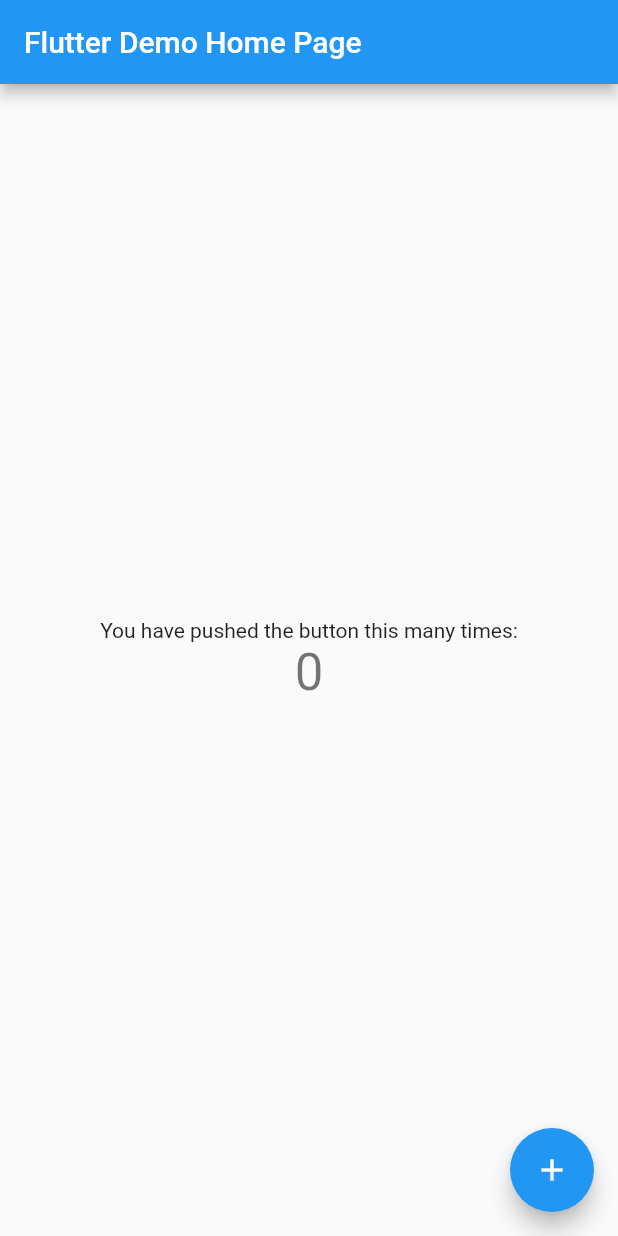
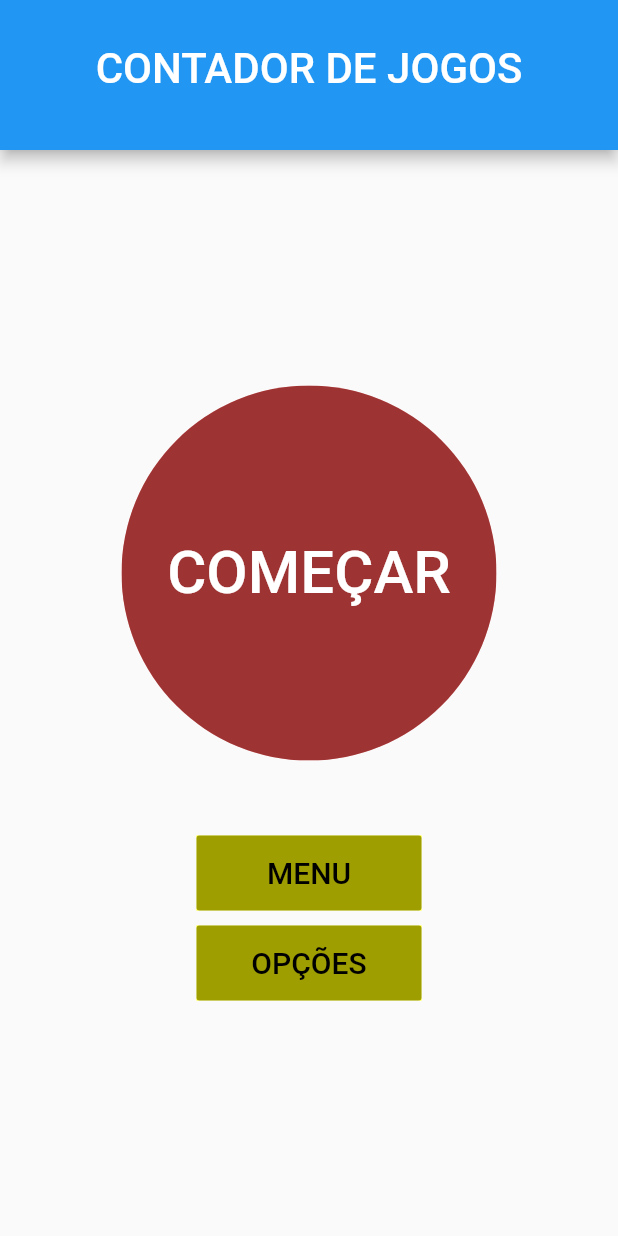
Before and after one commit to csnoboa/contador_de_jogos, a Flutter app: the screen it shows after launch, on a phone screen of 412 x 824 dp. Run offline on Flutter 3.47's test engine with Material 2 defaults, Android fonts, the phone set to English and light mode, and no system bars.

Commit message:
first page

```diff
--- a/lib/main.dart
+++ b/lib/main.dart
@@ -9,105 +9,83 @@
   @override
   Widget build(BuildContext context) {
     return MaterialApp(
-      title: 'Flutter Demo',
+      title: 'Contador de Jogos',
       theme: ThemeData(
-        // This is the theme of your application.
-        //
-        // Try running your application with "flutter run". You'll see the
-        // application has a blue toolbar. Then, without quitting the app, try
-        // changing the primarySwatch below to Colors.green and then invoke
-        // "hot reload" (press "r" in the console where you ran "flutter run",
-        // or simply save your changes to "hot reload" in a Flutter IDE).
-        // Notice that the counter didn't reset back to zero; the application
-        // is not restarted.
         primarySwatch: Colors.blue,
       ),
-      home: MyHomePage(title: 'Flutter Demo Home Page'),
+      home: MyHomePage(),
     );
   }
 }
 
 class MyHomePage extends StatefulWidget {
-  MyHomePage({Key key, this.title}) : super(key: key);
-
-  // This widget is the home page of your application. It is stateful, meaning
-  // that it has a State object (defined below) that contains fields that affect
-  // how it looks.
-
-  // This class is the configuration for the state. It holds the values (in this
-  // case the title) provided by the parent (in this case the App widget) and
-  // used by the build method of the State. Fields in a Widget subclass are
-  // always marked "final".
-
-  final String title;
-
+  MyHomePage({Key key}) : super(key: key);
   @override
   _MyHomePageState createState() => _MyHomePageState();
 }
 
 class _MyHomePageState extends State<MyHomePage> {
-  int _counter = 0;
-
-  void _incrementCounter() {
-    setState(() {
-      // This call to setState tells the Flutter framework that something has
-      // changed in this State, which causes it to rerun the build method below
-      // so that the display can reflect the updated values. If we changed
-      // _counter without calling setState(), then the build method would not be
-      // called again, and so nothing would appear to happen.
-      _counter++;
-    });
-  }
-
   @override
   Widget build(BuildContext context) {
-    // This method is rerun every time setState is called, for instance as done
-    // by the _incrementCounter method above.
-    //
-    // The Flutter framework has been optimized to make rerunning build methods
-    // fast, so that you can just rebuild anything that needs updating rather
-    // than having to individually change instances of widgets.
     return Scaffold(
-      appBar: AppBar(
-        // Here we take the value from the MyHomePage object that was created by
-        // the App.build method, and use it to set our appbar title.
-        title: Text(widget.title),
+      appBar: PreferredSize(
+        preferredSize: Size.fromHeight(100),
+        child: AppBar(
+          title: Padding(
+            padding: const EdgeInsets.only(top: 35.0),
+            child: Text('CONTADOR DE JOGOS', style: TextStyle(fontSize: 28)),
+          ),
+          centerTitle: true,
+        ),
       ),
       body: Center(
-        // Center is a layout widget. It takes a single child and positions it
-        // in the middle of the parent.
         child: Column(
-          // Column is also a layout widget. It takes a list of children and
-          // arranges them vertically. By default, it sizes itself to fit its
-          // children horizontally, and tries to be as tall as its parent.
-          //
-          // Invoke "debug painting" (press "p" in the console, choose the
-          // "Toggle Debug Paint" action from the Flutter Inspector in Android
-          // Studio, or the "Toggle Debug Paint" command in Visual Studio Code)
-          // to see the wireframe for each widget.
-          //
-          // Column has various properties to control how it sizes itself and
-          // how it positions its children. Here we use mainAxisAlignment to
-          // center the children vertically; the main axis here is the vertical
-          // axis because Columns are vertical (the cross axis would be
-          // horizontal).
           mainAxisAlignment: MainAxisAlignment.center,
           children: <Widget>[
-            Text(
-              'You have pushed the button this many times:',
+            ClipOval(
+              child: Container(
+                color: Colors.redAccent,
+                width: 250,
+                height: 250,
+                child: RaisedButton(
+                  onPressed: null,
+                  child: Text('COMEÇAR',
+                      style: TextStyle(
+                        fontSize: 40,
+                        color: Colors.white,
+                      )),
+                ),
+              ),
             ),
-            Text(
-              '$_counter',
-              style: Theme.of(context).textTheme.headline4,
+            Container(height: 50),
+            Container(
+              color: Colors.yellowAccent,
+              width: 150,
+              height: 50,
+              child: RaisedButton(
+                onPressed: null,
+                child: Text(
+                  'MENU',
+                  style: TextStyle(fontSize: 20, color: Colors.black),
+                ),
+              ),
+            ),
+            Container(height: 10),
+            Container(
+              color: Colors.yellowAccent,
+              width: 150,
+              height: 50,
+              child: RaisedButton(
+                onPressed: null,
+                child: Text(
+                  'OPÇÕES',
+                  style: TextStyle(fontSize: 20, color: Colors.black),
+                ),
+              ),
             ),
           ],
         ),
       ),
-      floatingActionButton: FloatingActionButton(
-        onPressed: _incrementCounter,
-        tooltip: 'Increment',
-        child: Icon(Icons.add),
-      ), // This trailing comma makes auto-formatting nicer for build methods.
     );
   }
 }
--- /dev/null
+++ b/lib/partida.dart
@@ -0,0 +1,28 @@
+import 'package:flutter/material.dart';
+
+class PartidaPage extends StatefulWidget {
+  PartidaPage({Key key}) : super(key: key);
+
+  @override
+  _PartidaPageState createState() => _PartidaPageState();
+}
+
+class _PartidaPageState extends State<PartidaPage> {
+  @override
+  Widget build(BuildContext context) {
+    return Container(
+      child: Scaffold(
+        appBar: PreferredSize(
+          preferredSize: Size.fromHeight(100),
+          child: AppBar(
+            title: Padding(
+              padding: const EdgeInsets.only(top: 35.0),
+              child: Text('CONTADOR DE JOGOS', style: TextStyle(fontSize: 28)),
+            ),
+            centerTitle: true,
+          ),
+        ),
+      ),
+    );
+  }
+}
```
